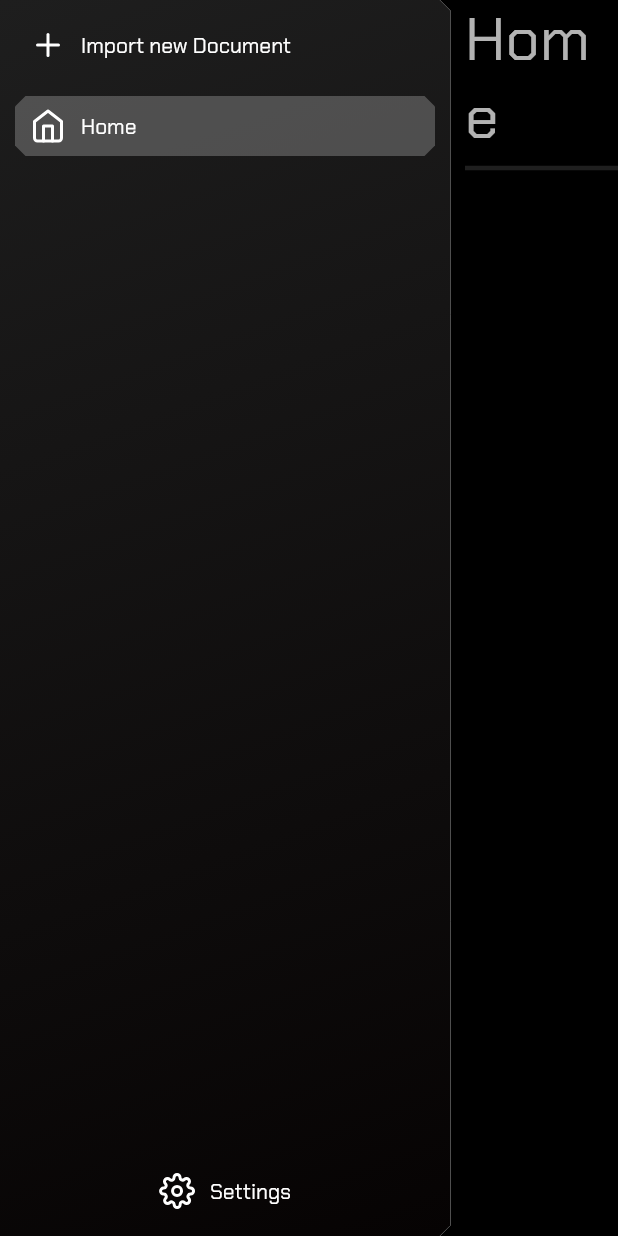
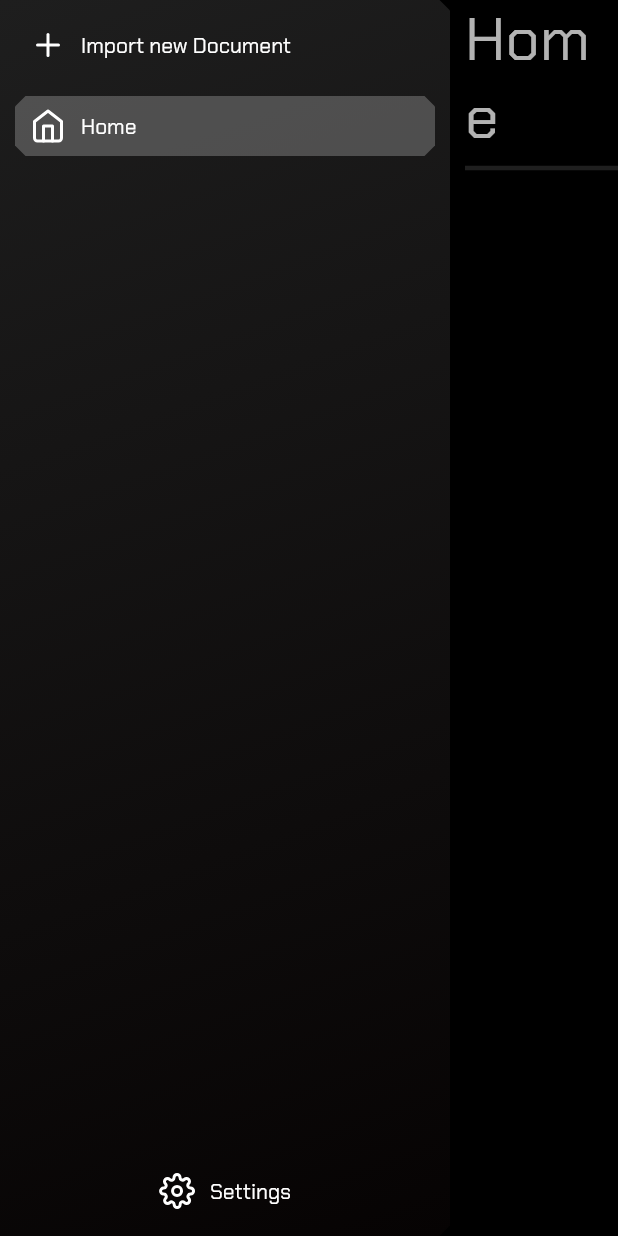
Before and after one commit to manuu10/dokumentos, a Flutter app: the screen it shows after launch, after a tap on "Import new Document", after a tap on "Home", on a phone screen of 412 x 824 dp. Run offline on Flutter 3.47's test engine with Material 2 defaults, Android fonts, the light colour scheme and no system bars; our stand-ins replace file_picker, flutter_feather_icons, flutter_hooks, go_router, google_fonts; missing offline and left inert: flutter_quill.

Commit message:
performance: skip border drawing when width is 0 or no border should be drawn

```diff
--- a/lib/core/widgets/angled_container.dart
+++ b/lib/core/widgets/angled_container.dart
@@ -149,6 +149,10 @@ class CustomAngledPainter extends CustomPainter {
 
   @override
   void paint(Canvas canvas, Size size) {
+    if (width <= 0 ||
+        borderColor == null ||
+        borderColor == Colors.transparent ||
+        (!borderBottom && !borderLeft && !borderRight && !borderTop)) return;
     final topLeftC =
         AngleClipperRaw.getTopLeftCorner(size, topLeft ? inset : 0);
     final bottomLeftC =
```
